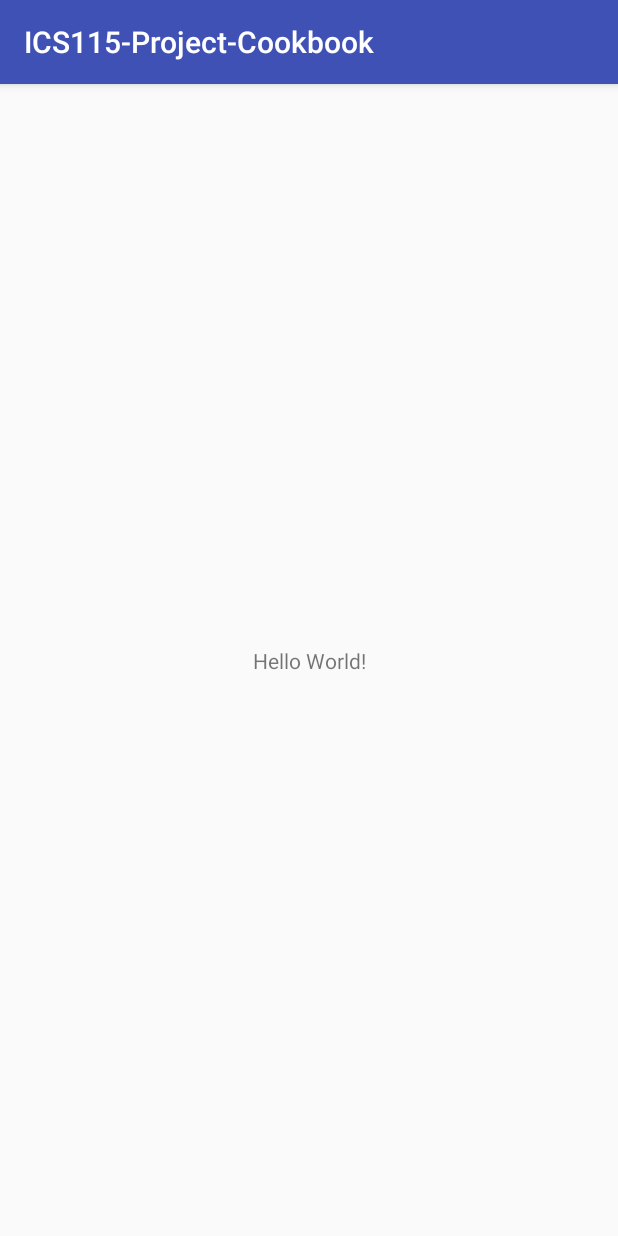
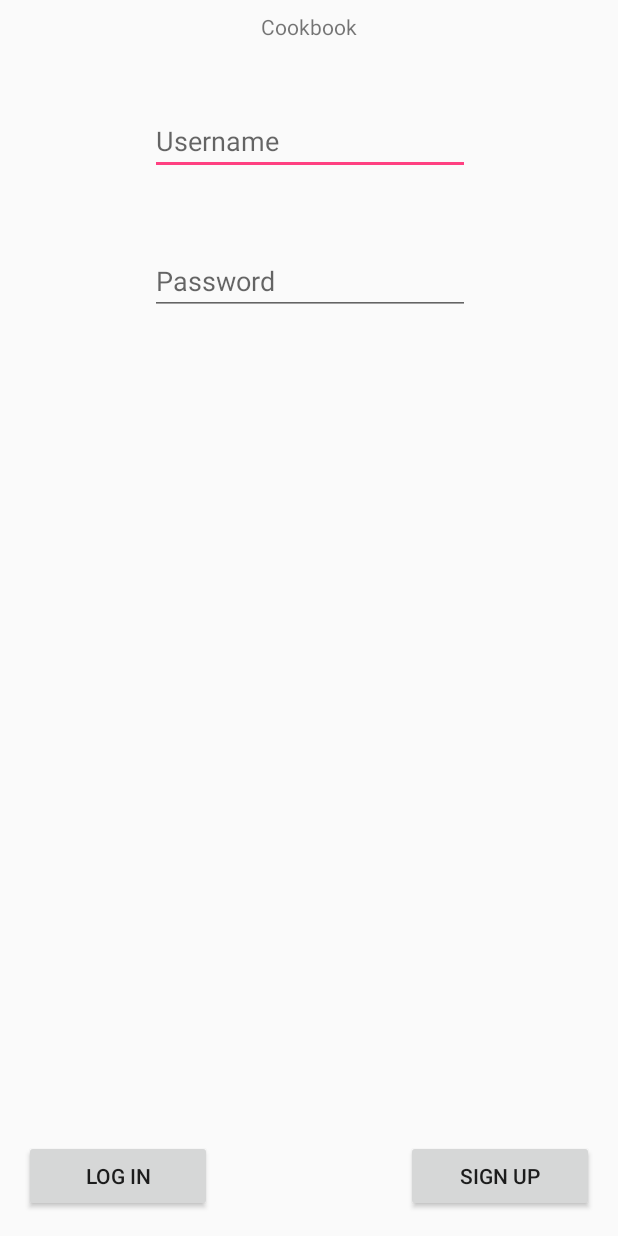
Before and after one commit to luiscaringal/ICS115-Project-Cookbook, an Android app: the screen it shows after launch (MainActivity), on a phone screen of 412 x 824 dp. Run offline under Robolectric (Android 15) with nearby library versions, the phone set to English and light mode, and no system bars.

Commit message:
Added login page w/o functionality

```diff
--- a/app/src/main/java/com/ics115_project/cookbook/MainActivity.java
+++ b/app/src/main/java/com/ics115_project/cookbook/MainActivity.java
@@ -9,5 +9,6 @@ public class MainActivity extends AppCompatActivity {
     protected void onCreate(Bundle savedInstanceState) {
         super.onCreate(savedInstanceState);
         setContentView(R.layout.activity_main);
+        getSupportActionBar().hide();
     }
 }
--- a/app/src/main/res/layout/activity_main.xml
+++ b/app/src/main/res/layout/activity_main.xml
@@ -7,12 +7,72 @@
     tools:context=".MainActivity">
 
     <TextView
+        android:id="@+id/textView"
         android:layout_width="wrap_content"
         android:layout_height="wrap_content"
-        android:text="Hello World!"
-        app:layout_constraintBottom_toBottomOf="parent"
-        app:layout_constraintLeft_toLeftOf="parent"
-        app:layout_constraintRight_toRightOf="parent"
+        android:layout_marginEnd="8dp"
+        android:layout_marginLeft="8dp"
+        android:layout_marginRight="8dp"
+        android:layout_marginStart="8dp"
+        android:layout_marginTop="8dp"
+        android:text="Cookbook"
+        app:layout_constraintEnd_toEndOf="parent"
+        app:layout_constraintStart_toStartOf="parent"
         app:layout_constraintTop_toTopOf="parent" />
 
+    <EditText
+        android:id="@+id/editText"
+        android:layout_width="wrap_content"
+        android:layout_height="wrap_content"
+        android:layout_marginEnd="8dp"
+        android:layout_marginLeft="8dp"
+        android:layout_marginRight="8dp"
+        android:layout_marginStart="8dp"
+        android:layout_marginTop="44dp"
+        android:ems="10"
+        android:hint="Username"
+        android:inputType="textPersonName"
+        app:layout_constraintEnd_toEndOf="parent"
+        app:layout_constraintHorizontal_bias="0.503"
+        app:layout_constraintStart_toStartOf="parent"
+        app:layout_constraintTop_toBottomOf="@+id/textView" />
+
+    <Button
+        android:id="@+id/button"
+        android:layout_width="125dp"
+        android:layout_height="wrap_content"
+        android:layout_marginBottom="16dp"
+        android:layout_marginLeft="16dp"
+        android:layout_marginStart="16dp"
+        android:text="log in"
+        app:layout_constraintBottom_toBottomOf="parent"
+        app:layout_constraintStart_toStartOf="parent" />
+
+    <EditText
+        android:id="@+id/editText3"
+        android:layout_width="wrap_content"
+        android:layout_height="wrap_content"
+        android:layout_marginEnd="8dp"
+        android:layout_marginLeft="8dp"
+        android:layout_marginRight="8dp"
+        android:layout_marginStart="8dp"
+        android:layout_marginTop="48dp"
+        android:ems="10"
+        android:hint="Password"
+        android:inputType="textPassword"
+        app:layout_constraintEnd_toEndOf="parent"
+        app:layout_constraintHorizontal_bias="0.503"
+        app:layout_constraintStart_toStartOf="parent"
+        app:layout_constraintTop_toBottomOf="@+id/editText" />
+
+    <Button
+        android:id="@+id/button2"
+        android:layout_width="125dp"
+        android:layout_height="wrap_content"
+        android:layout_marginBottom="16dp"
+        android:layout_marginEnd="16dp"
+        android:layout_marginRight="16dp"
+        android:text="sign up"
+        app:layout_constraintBottom_toBottomOf="parent"
+        app:layout_constraintEnd_toEndOf="parent" />
 </android.support.constraint.ConstraintLayout>
```
Also changed, not shown: app/src/main/java/com/ics115_project/cookbook/db_connect.java (added, +78 -0 lines), 1 other file.
